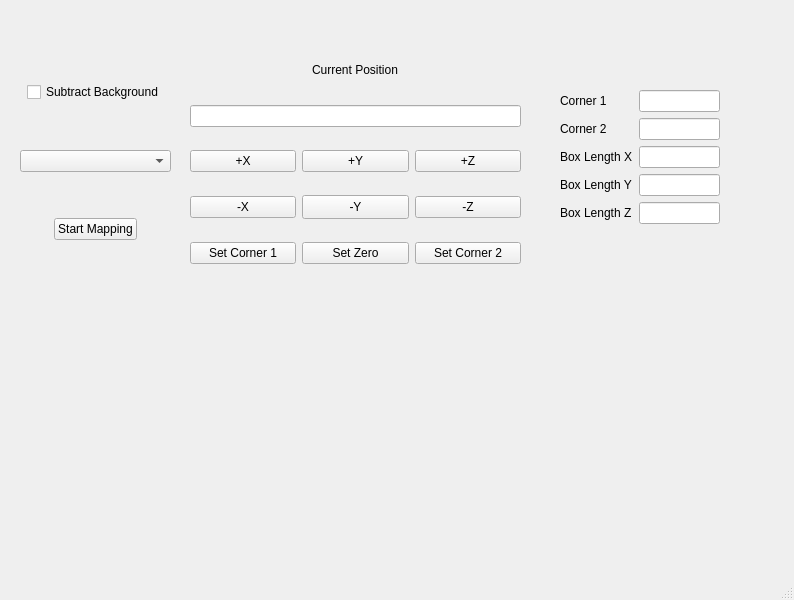
The window that FieldMapping/form.ui (mbarbattini/fieldGUI) describes before a commit, drawn with Qt 5.
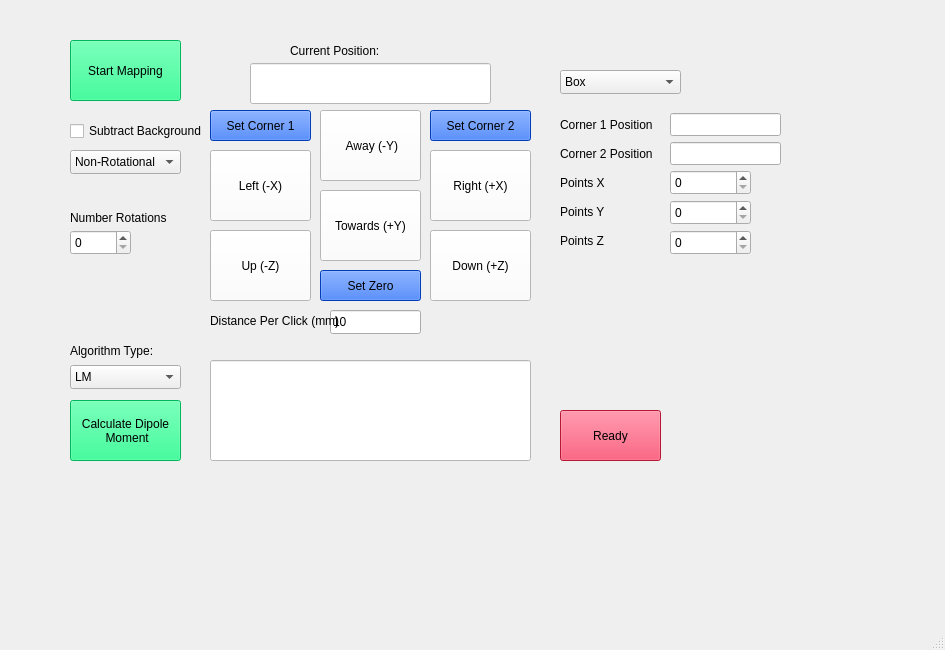
The same window after the commit. The open tabs and pages were chosen to show the change.

Diff of the .ui file:
```diff
--- a/FieldMapping/form.ui
+++ b/FieldMapping/form.ui
@@ -6,8 +6,8 @@
    <rect>
     <x>0</x>
     <y>0</y>
-    <width>794</width>
-    <height>600</height>
+    <width>945</width>
+    <height>650</height>
    </rect>
   </property>
   <property name="sizePolicy">
@@ -20,352 +20,774 @@
    <string>MainWindow</string>
   </property>
   <widget class="QWidget" name="centralwidget">
-   <widget class="QWidget" name="gridLayoutWidget">
+   <widget class="QStackedWidget" name="stackedMapTypeWidget">
     <property name="geometry">
      <rect>
-      <x>20</x>
-      <y>40</y>
-      <width>151</width>
-      <height>241</height>
-     </rect>
-    </property>
-    <layout class="QGridLayout" name="gridLayout">
-     <item row="5" column="0" alignment="Qt::AlignHCenter|Qt::AlignVCenter">
-      <widget class="QPushButton" name="startMapping">
-       <property name="enabled">
-        <bool>true</bool>
-       </property>
-       <property name="sizePolicy">
-        <sizepolicy hsizetype="Fixed" vsizetype="Fixed">
-         <horstretch>0</horstretch>
-         <verstretch>0</verstretch>
-        </sizepolicy>
-       </property>
-       <property name="minimumSize">
-        <size>
-         <width>83</width>
-         <height>0</height>
-        </size>
-       </property>
-       <property name="text">
-        <string>Start Mapping</string>
-       </property>
-      </widget>
-     </item>
-     <item row="3" column="0" alignment="Qt::AlignHCenter|Qt::AlignVCenter">
-      <widget class="QCheckBox" name="subtractBackground">
-       <property name="minimumSize">
-        <size>
-         <width>0</width>
-         <height>22</height>
-        </size>
-       </property>
-       <property name="maximumSize">
-        <size>
-         <width>136</width>
-         <height>22</height>
-        </size>
-       </property>
-       <property name="text">
-        <string>Subtract Background</string>
-       </property>
-      </widget>
-     </item>
-     <item row="4" column="0">
-      <widget class="QComboBox" name="mapTypeComboBox">
-       <property name="currentText">
-        <string/>
-       </property>
-      </widget>
-     </item>
-    </layout>
-   </widget>
-   <widget class="QWidget" name="gridLayoutWidget_2">
-    <property name="geometry">
-     <rect>
-      <x>190</x>
-      <y>40</y>
-      <width>331</width>
-      <height>241</height>
-     </rect>
-    </property>
-    <layout class="QGridLayout" name="gridLayout_2">
-     <item row="3" column="0">
-      <widget class="QPushButton" name="minusXMove">
-       <property name="text">
-        <string>-X</string>
-       </property>
-      </widget>
-     </item>
-     <item row="2" column="0">
-      <widget class="QPushButton" name="plusXMove">
-       <property name="text">
-        <string>+X</string>
-       </property>
-      </widget>
-     </item>
-     <item row="2" column="1">
-      <widget class="QPushButton" name="plusYMove">
-       <property name="text">
-        <string>+Y</string>
-       </property>
-      </widget>
-     </item>
-     <item row="4" column="1">
-      <widget class="QPushButton" name="setZero">
-       <property name="text">
-        <string>Set Zero</string>
-       </property>
-      </widget>
-     </item>
-     <item row="2" column="2">
-      <widget class="QPushButton" name="plusZMove">
-       <property name="text">
-        <string>+Z</string>
-       </property>
-      </widget>
-     </item>
-     <item row="3" column="1">
-      <widget class="QPushButton" name="minusYMove">
-       <property name="sizePolicy">
-        <sizepolicy hsizetype="Minimum" vsizetype="Minimum">
-         <horstretch>0</horstretch>
-         <verstretch>0</verstretch>
-        </sizepolicy>
-       </property>
-       <property name="minimumSize">
-        <size>
-         <width>0</width>
-         <height>24</height>
-        </size>
-       </property>
-       <property name="text">
-        <string>-Y</string>
-       </property>
-      </widget>
-     </item>
-     <item row="3" column="2">
-      <widget class="QPushButton" name="minusZMove">
-       <property name="text">
-        <string>-Z</string>
-       </property>
-      </widget>
-     </item>
-     <item row="1" column="0" colspan="3">
-      <widget class="QLineEdit" name="positionTextBox">
-       <property name="readOnly">
-        <bool>true</bool>
-       </property>
-      </widget>
-     </item>
-     <item row="4" column="0">
-      <widget class="QPushButton" name="setCorner1">
-       <property name="text">
-        <string>Set Corner 1</string>
-       </property>
-      </widget>
-     </item>
-     <item row="4" column="2">
-      <widget class="QPushButton" name="setCorner2">
-       <property name="maximumSize">
-        <size>
-         <width>106</width>
-         <height>40</height>
-        </size>
-       </property>
-       <property name="text">
-        <string>Set Corner 2</string>
-       </property>
-      </widget>
-     </item>
-     <item row="0" column="1" alignment="Qt::AlignHCenter">
-      <widget class="QLabel" name="currentPositionLabel">
-       <property name="maximumSize">
-        <size>
-         <width>16777215</width>
-         <height>25</height>
-        </size>
-       </property>
-       <property name="text">
-        <string>Current Position</string>
-       </property>
-      </widget>
-     </item>
-    </layout>
-   </widget>
-   <widget class="QWidget" name="horizontalLayoutWidget">
-    <property name="geometry">
-     <rect>
-      <x>20</x>
-      <y>300</y>
-      <width>501</width>
-      <height>241</height>
-     </rect>
-    </property>
-    <layout class="QHBoxLayout" name="horizontalLayout"/>
-   </widget>
-   <widget class="QStackedWidget" name="stackedWidget">
-    <property name="geometry">
-     <rect>
-      <x>540</x>
-      <y>40</y>
-      <width>201</width>
-      <height>241</height>
+      <x>550</x>
+      <y>80</y>
+      <width>231</width>
+      <height>191</height>
      </rect>
     </property>
     <property name="currentIndex">
-     <number>0</number>
+     <number>2</number>
     </property>
     <widget class="QWidget" name="page">
-     <widget class="QWidget" name="formLayoutWidget_2">
+     <widget class="QLabel" name="boxLengthYLabel">
       <property name="geometry">
        <rect>
-        <x>20</x>
-        <y>50</y>
-        <width>160</width>
-        <height>146</height>
+        <x>10</x>
+        <y>120</y>
+        <width>70</width>
+        <height>23</height>
        </rect>
       </property>
-      <layout class="QFormLayout" name="formLayout_2">
-       <item row="0" column="0">
-        <widget class="QLabel" name="corner1Label_2">
-         <property name="text">
-          <string>Corner 1</string>
-         </property>
-        </widget>
-       </item>
-       <item row="0" column="1">
-        <widget class="QLineEdit" name="corner1LineEdit_2"/>
-       </item>
-       <item row="1" column="0">
-        <widget class="QLabel" name="corner2Label_2">
-         <property name="text">
-          <string>Corner 2</string>
-         </property>
-        </widget>
-       </item>
-       <item row="1" column="1">
-        <widget class="QLineEdit" name="corner2LineEdit_2"/>
-       </item>
-       <item row="2" column="0">
-        <widget class="QLabel" name="boxLengthXLabel">
-         <property name="text">
-          <string>Box Length X</string>
-         </property>
-        </widget>
-       </item>
-       <item row="2" column="1">
-        <widget class="QLineEdit" name="boxLengthXLineEdit"/>
-       </item>
-       <item row="3" column="0">
-        <widget class="QLabel" name="boxLengthYLabel">
-         <property name="text">
-          <string>Box Length Y</string>
-         </property>
-        </widget>
-       </item>
-       <item row="3" column="1">
-        <widget class="QLineEdit" name="boxLengthYLineEdit"/>
-       </item>
-       <item row="4" column="0">
-        <widget class="QLabel" name="boxLengthZLabel">
-         <property name="text">
-          <string>Box Length Z</string>
-         </property>
-        </widget>
-       </item>
-       <item row="4" column="1">
-        <widget class="QLineEdit" name="boxLengthZLineEdit"/>
-       </item>
-      </layout>
+      <property name="text">
+       <string>Points Y</string>
+      </property>
+     </widget>
+     <widget class="QLabel" name="corner1Label_2">
+      <property name="geometry">
+       <rect>
+        <x>10</x>
+        <y>33</y>
+        <width>101</width>
+        <height>23</height>
+       </rect>
+      </property>
+      <property name="text">
+       <string>Corner 1 Position</string>
+      </property>
+     </widget>
+     <widget class="QLineEdit" name="corner1BoxLineEdit">
+      <property name="geometry">
+       <rect>
+        <x>120</x>
+        <y>33</y>
+        <width>111</width>
+        <height>23</height>
+       </rect>
+      </property>
+     </widget>
+     <widget class="QLabel" name="boxLengthZLabel">
+      <property name="geometry">
+       <rect>
+        <x>10</x>
+        <y>149</y>
+        <width>70</width>
+        <height>23</height>
+       </rect>
+      </property>
+      <property name="text">
+       <string>Points Z</string>
+      </property>
+     </widget>
+     <widget class="QLineEdit" name="corner2BoxLineEdit">
+      <property name="geometry">
+       <rect>
+        <x>120</x>
+        <y>62</y>
+        <width>111</width>
+        <height>23</height>
+       </rect>
+      </property>
+     </widget>
+     <widget class="QLabel" name="boxLengthXLabel">
+      <property name="geometry">
+       <rect>
+        <x>10</x>
+        <y>91</y>
+        <width>70</width>
+        <height>23</height>
+       </rect>
+      </property>
+      <property name="text">
+       <string>Points X</string>
+      </property>
+     </widget>
+     <widget class="QLabel" name="corner2Label_2">
+      <property name="geometry">
+       <rect>
+        <x>10</x>
+        <y>62</y>
+        <width>101</width>
+        <height>23</height>
+       </rect>
+      </property>
+      <property name="text">
+       <string>Corner 2 Position</string>
+      </property>
+     </widget>
+     <widget class="QSpinBox" name="nPointsXBoxSpinBox">
+      <property name="geometry">
+       <rect>
+        <x>120</x>
+        <y>90</y>
+        <width>81</width>
+        <height>25</height>
+       </rect>
+      </property>
+      <property name="toolTip">
+       <string>&lt;html&gt;&lt;head/&gt;&lt;body&gt;&lt;p&gt;nPointsXPlaneSpinBox&lt;/p&gt;&lt;/body&gt;&lt;/html&gt;</string>
+      </property>
+     </widget>
+     <widget class="QSpinBox" name="nPointsYBoxSpinBox">
+      <property name="geometry">
+       <rect>
+        <x>120</x>
+        <y>120</y>
+        <width>81</width>
+        <height>25</height>
+       </rect>
+      </property>
+     </widget>
+     <widget class="QSpinBox" name="nPointsZBoxSpinBox">
+      <property name="geometry">
+       <rect>
+        <x>120</x>
+        <y>150</y>
+        <width>81</width>
+        <height>25</height>
+       </rect>
+      </property>
      </widget>
     </widget>
     <widget class="QWidget" name="page_2">
-     <widget class="QWidget" name="formLayoutWidget">
+     <widget class="QLabel" name="corner2Label">
       <property name="geometry">
        <rect>
-        <x>20</x>
-        <y>50</y>
-        <width>160</width>
-        <height>116</height>
+        <x>10</x>
+        <y>60</y>
+        <width>91</width>
+        <height>24</height>
        </rect>
       </property>
-      <layout class="QFormLayout" name="formLayout">
-       <item row="0" column="0">
-        <widget class="QLabel" name="corner1Label">
-         <property name="text">
-          <string>Corner 1</string>
-         </property>
-        </widget>
-       </item>
-       <item row="0" column="1">
-        <widget class="QLineEdit" name="corner1LineEdit"/>
-       </item>
-       <item row="1" column="0">
-        <widget class="QLabel" name="corner2Label">
-         <property name="text">
-          <string>Corner 2</string>
-         </property>
-        </widget>
-       </item>
-       <item row="1" column="1">
-        <widget class="QLineEdit" name="corner2LineEdit"/>
-       </item>
-       <item row="2" column="0">
-        <widget class="QLabel" name="planeLengthXLabel">
-         <property name="text">
-          <string>Plane Length X</string>
-         </property>
-        </widget>
-       </item>
-       <item row="2" column="1">
-        <widget class="QLineEdit" name="planeLengthXLineEdit"/>
-       </item>
-       <item row="3" column="0">
-        <widget class="QLabel" name="planeLengthYLabel">
-         <property name="text">
-          <string>Plane Length Y</string>
-         </property>
-        </widget>
-       </item>
-       <item row="3" column="1">
-        <widget class="QLineEdit" name="planeLengthYLineEdit"/>
-       </item>
-      </layout>
+      <property name="text">
+       <string>Corner 2 Position</string>
+      </property>
+     </widget>
+     <widget class="QLabel" name="planeLengthYLabel">
+      <property name="geometry">
+       <rect>
+        <x>10</x>
+        <y>120</y>
+        <width>79</width>
+        <height>24</height>
+       </rect>
+      </property>
+      <property name="text">
+       <string>Points Y</string>
+      </property>
+     </widget>
+     <widget class="QLineEdit" name="corner2PlaneLineEdit">
+      <property name="geometry">
+       <rect>
+        <x>120</x>
+        <y>60</y>
+        <width>111</width>
+        <height>24</height>
+       </rect>
+      </property>
+     </widget>
+     <widget class="QLabel" name="planeLengthXLabel">
+      <property name="geometry">
+       <rect>
+        <x>10</x>
+        <y>90</y>
+        <width>79</width>
+        <height>24</height>
+       </rect>
+      </property>
+      <property name="text">
+       <string>Points X</string>
+      </property>
+     </widget>
+     <widget class="QLabel" name="corner1Label">
+      <property name="geometry">
+       <rect>
+        <x>10</x>
+        <y>30</y>
+        <width>91</width>
+        <height>24</height>
+       </rect>
+      </property>
+      <property name="text">
+       <string>Corner 1 Position</string>
+      </property>
+     </widget>
+     <widget class="QLineEdit" name="corner1PlaneLineEdit">
+      <property name="geometry">
+       <rect>
+        <x>120</x>
+        <y>30</y>
+        <width>111</width>
+        <height>24</height>
+       </rect>
+      </property>
+     </widget>
+     <widget class="QSpinBox" name="nPointsXPlaneSpinBox">
+      <property name="geometry">
+       <rect>
+        <x>120</x>
+        <y>90</y>
+        <width>71</width>
+        <height>25</height>
+       </rect>
+      </property>
+     </widget>
+     <widget class="QSpinBox" name="nPointsYPlaneSpinBox">
+      <property name="geometry">
+       <rect>
+        <x>120</x>
+        <y>120</y>
+        <width>71</width>
+        <height>25</height>
+       </rect>
+      </property>
      </widget>
     </widget>
     <widget class="QWidget" name="page_3">
-     <widget class="QWidget" name="formLayoutWidget_3">
+     <widget class="QLabel" name="radiusLabel">
       <property name="geometry">
        <rect>
-        <x>20</x>
-        <y>50</y>
-        <width>160</width>
-        <height>80</height>
+        <x>10</x>
+        <y>30</y>
+        <width>71</width>
+        <height>24</height>
        </rect>
       </property>
-      <layout class="QFormLayout" name="formLayout_3">
-       <item row="0" column="0">
-        <widget class="QLabel" name="radiusLabel">
-         <property name="text">
-          <string>Radius</string>
-         </property>
-        </widget>
-       </item>
-       <item row="0" column="1">
-        <widget class="QLineEdit" name="radiusLineEdit"/>
-       </item>
-       <item row="1" column="0">
-        <widget class="QLabel" name="densityLabel">
-         <property name="text">
-          <string>Density</string>
-         </property>
-        </widget>
-       </item>
-       <item row="1" column="1">
-        <widget class="QLineEdit" name="densityLineEdit"/>
-       </item>
-      </layout>
+      <property name="text">
+       <string>Radius (mm)</string>
+      </property>
+     </widget>
+     <widget class="QLabel" name="densityLabel">
+      <property name="geometry">
+       <rect>
+        <x>10</x>
+        <y>60</y>
+        <width>61</width>
+        <height>24</height>
+       </rect>
+      </property>
+      <property name="text">
+       <string>Points</string>
+      </property>
+     </widget>
+     <widget class="QLineEdit" name="radiusSphereLineEdit">
+      <property name="geometry">
+       <rect>
+        <x>90</x>
+        <y>30</y>
+        <width>81</width>
+        <height>24</height>
+       </rect>
+      </property>
+     </widget>
+     <widget class="QLabel" name="label_2">
+      <property name="geometry">
+       <rect>
+        <x>10</x>
+        <y>90</y>
+        <width>71</width>
+        <height>61</height>
+       </rect>
+      </property>
+      <property name="text">
+       <string>Minimum 
+Z Height 
+ (mm)</string>
+      </property>
+     </widget>
+     <widget class="QLineEdit" name="minHeightSphereLineEdit">
+      <property name="geometry">
+       <rect>
+        <x>90</x>
+        <y>90</y>
+        <width>81</width>
+        <height>24</height>
+       </rect>
+      </property>
+     </widget>
+     <widget class="QSpinBox" name="densitySphereSpinBox">
+      <property name="geometry">
+       <rect>
+        <x>90</x>
+        <y>60</y>
+        <width>81</width>
+        <height>25</height>
+       </rect>
+      </property>
+     </widget>
+    </widget>
+   </widget>
+   <widget class="QPushButton" name="plusXButton">
+    <property name="geometry">
+     <rect>
+      <x>430</x>
+      <y>150</y>
+      <width>101</width>
+      <height>71</height>
+     </rect>
+    </property>
+    <property name="styleSheet">
+     <string notr="true">color: rgb(0, 0, 0);
+background-color: rgb(255, 255, 255);</string>
+    </property>
+    <property name="text">
+     <string>Right (+X)</string>
+    </property>
+   </widget>
+   <widget class="QPushButton" name="plusYButton">
+    <property name="geometry">
+     <rect>
+      <x>320</x>
+      <y>190</y>
+      <width>101</width>
+      <height>71</height>
+     </rect>
+    </property>
+    <property name="styleSheet">
+     <string notr="true">color: rgb(0, 0, 0);
+background-color: rgb(255, 255, 255);</string>
+    </property>
+    <property name="text">
+     <string>Towards (+Y)</string>
+    </property>
+   </widget>
+   <widget class="QLineEdit" name="coordinateWindow">
+    <property name="geometry">
+     <rect>
+      <x>250</x>
+      <y>63</y>
+      <width>241</width>
+      <height>41</height>
+     </rect>
+    </property>
+    <property name="styleSheet">
+     <string notr="true">font: 16pt &quot;Segoe UI&quot;;
+color: rgb(0, 0, 0);
+background-color: rgb(255, 255, 255);</string>
+    </property>
+    <property name="readOnly">
+     <bool>true</bool>
+    </property>
+   </widget>
+   <widget class="QPushButton" name="plusZButton">
+    <property name="geometry">
+     <rect>
+      <x>210</x>
+      <y>230</y>
+      <width>101</width>
+      <height>71</height>
+     </rect>
+    </property>
+    <property name="styleSheet">
+     <string notr="true">color: rgb(0, 0, 0);
+background-color: rgb(255, 255, 255);</string>
+    </property>
+    <property name="text">
+     <string>Up (-Z)</string>
+    </property>
+   </widget>
+   <widget class="QPushButton" name="minusZButton">
+    <property name="geometry">
+     <rect>
+      <x>430</x>
+      <y>230</y>
+      <width>101</width>
+      <height>71</height>
+     </rect>
+    </property>
+    <property name="styleSheet">
+     <string notr="true">color: rgb(0, 0, 0);
+background-color: rgb(255, 255, 255);</string>
+    </property>
+    <property name="text">
+     <string>Down (+Z)</string>
+    </property>
+   </widget>
+   <widget class="QPushButton" name="minusYButton">
+    <property name="geometry">
+     <rect>
+      <x>320</x>
+      <y>110</y>
+      <width>101</width>
+      <height>71</height>
+     </rect>
+    </property>
+    <property name="sizePolicy">
+     <sizepolicy hsizetype="Minimum" vsizetype="Minimum">
+      <horstretch>0</horstretch>
+      <verstretch>0</verstretch>
+     </sizepolicy>
+    </property>
+    <property name="minimumSize">
+     <size>
+      <width>0</width>
+      <height>24</height>
+     </size>
+    </property>
+    <property name="styleSheet">
+     <string notr="true">color: rgb(0, 0, 0);
+selection-color: rgb(0, 170, 255);
+border-color: rgb(0, 0, 0);
+background-color: rgb(255, 255, 255);</string>
+    </property>
+    <property name="text">
+     <string> Away (-Y)</string>
+    </property>
+   </widget>
+   <widget class="QPushButton" name="minusXButton">
+    <property name="geometry">
+     <rect>
+      <x>210</x>
+      <y>150</y>
+      <width>101</width>
+      <height>71</height>
+     </rect>
+    </property>
+    <property name="styleSheet">
+     <string notr="true">background-color: rgb(255, 255, 255);
+color: rgb(0, 0, 0);</string>
+    </property>
+    <property name="text">
+     <string>Left (-X)</string>
+    </property>
+   </widget>
+   <widget class="QPushButton" name="setZeroButton">
+    <property name="geometry">
+     <rect>
+      <x>320</x>
+      <y>270</y>
+      <width>101</width>
+      <height>31</height>
+     </rect>
+    </property>
+    <property name="styleSheet">
+     <string notr="true">color: rgb(0, 0, 0);
+background-color: rgb(0, 85, 255);</string>
+    </property>
+    <property name="text">
+     <string>Set Zero</string>
+    </property>
+   </widget>
+   <widget class="QPushButton" name="setCorner2Button">
+    <property name="geometry">
+     <rect>
+      <x>430</x>
+      <y>110</y>
+      <width>101</width>
+      <height>31</height>
+     </rect>
+    </property>
+    <property name="sizePolicy">
+     <sizepolicy hsizetype="Minimum" vsizetype="Preferred">
+      <horstretch>0</horstretch>
+      <verstretch>0</verstretch>
+     </sizepolicy>
+    </property>
+    <property name="maximumSize">
+     <size>
+      <width>106</width>
+      <height>1000</height>
+     </size>
+    </property>
+    <property name="styleSheet">
+     <string notr="true">background-color: rgb(0, 85, 255);
+color: rgb(0, 0, 0);</string>
+    </property>
+    <property name="text">
+     <string>Set Corner 2</string>
+    </property>
+   </widget>
+   <widget class="QPushButton" name="setCorner1Button">
+    <property name="geometry">
+     <rect>
+      <x>210</x>
+      <y>110</y>
+      <width>101</width>
+      <height>31</height>
+     </rect>
+    </property>
+    <property name="styleSheet">
+     <string notr="true">background-color: rgb(0, 85, 255);
+color: rgb(0, 0, 0);</string>
+    </property>
+    <property name="text">
+     <string>Set Corner 1</string>
+    </property>
+   </widget>
+   <widget class="QPushButton" name="startMappingButton">
+    <property name="enabled">
+     <bool>true</bool>
+    </property>
+    <property name="geometry">
+     <rect>
+      <x>70</x>
+      <y>40</y>
+      <width>111</width>
+      <height>61</height>
+     </rect>
+    </property>
+    <property name="sizePolicy">
+     <sizepolicy hsizetype="Fixed" vsizetype="Fixed">
+      <horstretch>0</horstretch>
+      <verstretch>0</verstretch>
+     </sizepolicy>
+    </property>
+    <property name="minimumSize">
+     <size>
+      <width>83</width>
+      <height>0</height>
+     </size>
+    </property>
+    <property name="styleSheet">
+     <string notr="true">color: rgb(0, 0, 0);
+background-color: rgb(0, 255, 127);</string>
+    </property>
+    <property name="text">
+     <string>Start Mapping</string>
+    </property>
+   </widget>
+   <widget class="QCheckBox" name="subtractBackgroundCheckBox">
+    <property name="geometry">
+     <rect>
+      <x>70</x>
+      <y>120</y>
+      <width>136</width>
+      <height>22</height>
+     </rect>
+    </property>
+    <property name="minimumSize">
+     <size>
+      <width>0</width>
+      <height>22</height>
+     </size>
+    </property>
+    <property name="maximumSize">
+     <size>
+      <width>136</width>
+      <height>22</height>
+     </size>
+    </property>
+    <property name="text">
+     <string>Subtract Background</string>
+    </property>
+   </widget>
+   <widget class="QComboBox" name="mapTypeComboBox">
+    <property name="geometry">
+     <rect>
+      <x>560</x>
+      <y>70</y>
+      <width>121</width>
+      <height>24</height>
+     </rect>
+    </property>
+    <property name="currentText">
+     <string>Box</string>
+    </property>
+    <item>
+     <property name="text">
+      <string>Box</string>
+     </property>
+    </item>
+    <item>
+     <property name="text">
+      <string>XY Plane</string>
+     </property>
+    </item>
+    <item>
+     <property name="text">
+      <string>Sphere</string>
+     </property>
+    </item>
+   </widget>
+   <widget class="QPushButton" name="calcDipoleMomentButton">
+    <property name="geometry">
+     <rect>
+      <x>70</x>
+      <y>400</y>
+      <width>111</width>
+      <height>61</height>
+     </rect>
+    </property>
+    <property name="styleSheet">
+     <string notr="true">color: rgb(0, 0, 0);
+background-color: rgb(0, 255, 127);</string>
+    </property>
+    <property name="text">
+     <string>Calculate Dipole 
+ Moment</string>
+    </property>
+   </widget>
+   <widget class="QComboBox" name="rotationalComboBox">
+    <property name="geometry">
+     <rect>
+      <x>70</x>
+      <y>150</y>
+      <width>111</width>
+      <height>24</height>
+     </rect>
+    </property>
+    <item>
+     <property name="text">
+      <string>Non-Rotational</string>
+     </property>
+    </item>
+    <item>
+     <property name="text">
+      <string>Rotational</string>
+     </property>
+    </item>
+   </widget>
+   <widget class="QComboBox" name="algorithmTypeComboBox">
+    <property name="geometry">
+     <rect>
+      <x>70</x>
+      <y>365</y>
+      <width>111</width>
+      <height>24</height>
+     </rect>
+    </property>
+    <item>
+     <property name="text">
+      <string>LM</string>
+     </property>
+    </item>
+    <item>
+     <property name="text">
+      <string>LMFIT</string>
+     </property>
+    </item>
+   </widget>
+   <widget class="QLabel" name="label">
+    <property name="geometry">
+     <rect>
+      <x>70</x>
+      <y>340</y>
+      <width>111</width>
+      <height>21</height>
+     </rect>
+    </property>
+    <property name="text">
+     <string>Algorithm Type:</string>
+    </property>
+   </widget>
+   <widget class="QLineEdit" name="generalDisplayLineEdit">
+    <property name="geometry">
+     <rect>
+      <x>210</x>
+      <y>360</y>
+      <width>321</width>
+      <height>101</height>
+     </rect>
+    </property>
+    <property name="styleSheet">
+     <string notr="true">font: italic 10pt &quot;Segoe UI&quot;;
+background-color: rgb(255, 255, 255);</string>
+    </property>
+   </widget>
+   <widget class="QLineEdit" name="distancePerClickLineEdit">
+    <property name="geometry">
+     <rect>
+      <x>330</x>
+      <y>310</y>
+      <width>91</width>
+      <height>24</height>
+     </rect>
+    </property>
+    <property name="text">
+     <string>10</string>
+    </property>
+   </widget>
+   <widget class="QLabel" name="label_3">
+    <property name="geometry">
+     <rect>
+      <x>210</x>
+      <y>310</y>
+      <width>131</width>
+      <height>21</height>
+     </rect>
+    </property>
+    <property name="styleSheet">
+     <string notr="true">font: 8pt &quot;Segoe UI&quot;;
+color: rgb(0, 0, 0);</string>
+    </property>
+    <property name="text">
+     <string>Distance Per Click (mm)</string>
+    </property>
+   </widget>
+   <widget class="QLabel" name="label_4">
+    <property name="geometry">
+     <rect>
+      <x>290</x>
+      <y>40</y>
+      <width>201</width>
+      <height>21</height>
+     </rect>
+    </property>
+    <property name="styleSheet">
+     <string notr="true">font: 16pt &quot;Segoe UI&quot;;
+color: rgb(0, 0, 0);</string>
+    </property>
+    <property name="text">
+     <string>Current Position:</string>
+    </property>
+   </widget>
+   <widget class="QPushButton" name="readyUserButton">
+    <property name="geometry">
+     <rect>
+      <x>560</x>
+      <y>410</y>
+      <width>101</width>
+      <height>51</height>
+     </rect>
+    </property>
+    <property name="styleSheet">
+     <string notr="true">color: rgb(0, 0, 0);
+font: 16pt &quot;Segoe UI&quot;;
+background-color: rgb(255, 32, 73);</string>
+    </property>
+    <property name="text">
+     <string>Ready</string>
+    </property>
+   </widget>
+   <widget class="QStackedWidget" name="rotationsStackedWidget">
+    <property name="geometry">
+     <rect>
+      <x>70</x>
+      <y>190</y>
+      <width>111</width>
+      <height>80</height>
+     </rect>
+    </property>
+    <property name="currentIndex">
+     <number>0</number>
+    </property>
+    <widget class="QWidget" name="page_4"/>
+    <widget class="QWidget" name="page_5">
+     <widget class="QLabel" name="label_5">
+      <property name="geometry">
+       <rect>
+        <x>0</x>
+        <y>20</y>
+        <width>111</width>
+        <height>16</height>
+       </rect>
+      </property>
+      <property name="text">
+       <string>Number Rotations</string>
+      </property>
+     </widget>
+     <widget class="QSpinBox" name="nRotationsSpinBox">
+      <property name="geometry">
+       <rect>
+        <x>0</x>
+        <y>40</y>
+        <width>61</width>
+        <height>25</height>
+       </rect>
+      </property>
      </widget>
     </widget>
    </widget>
@@ -375,7 +797,7 @@
     <rect>
      <x>0</x>
      <y>0</y>
-     <width>794</width>
+     <width>945</width>
      <height>21</height>
     </rect>
    </property>
```
